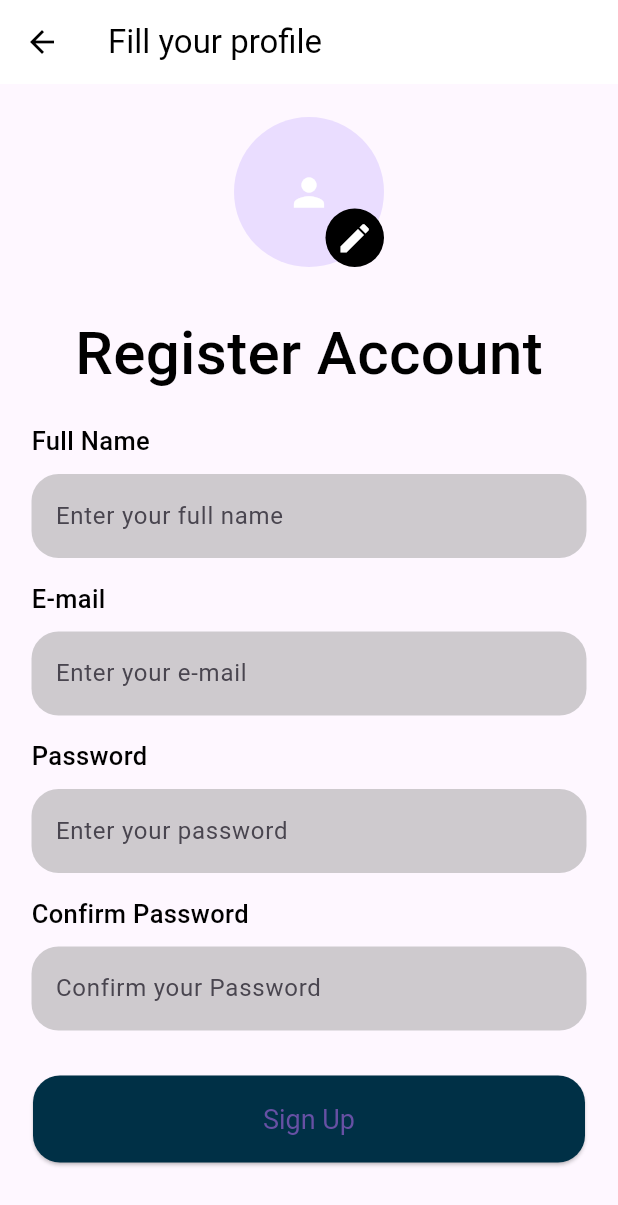
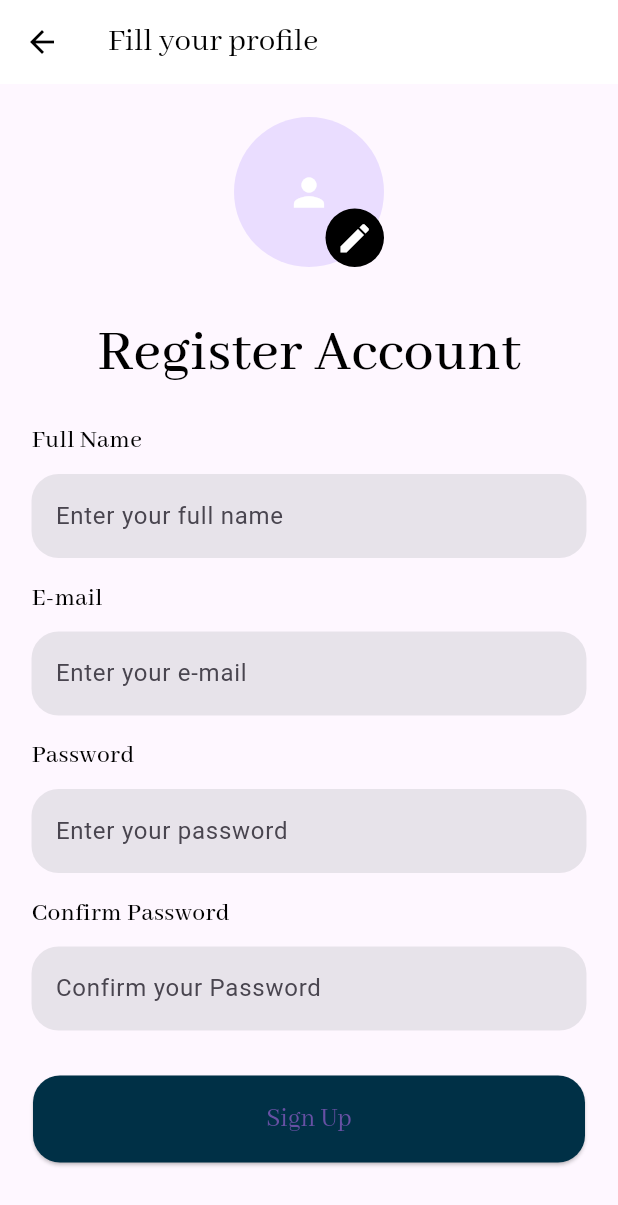
Before and after one commit to renanvolpe/family-farming-app, a Flutter app: the RegisterPage screen opened directly, on a phone screen of 412 x 824 dp. Shown: the top 1205 px of the screen. Run offline on Flutter 3.47's test engine with Material 2 defaults, Android fonts, the phone set to English and light mode, and no system bars; our stand-ins replace another_flushbar, flutter_map, geolocator, image_picker, latlong2; statements that could not run were skipped.

Commit message:
Alteração de cores e alinhamento da página

```diff
--- a/lib/modules/authentication/pages/register_page.dart
+++ b/lib/modules/authentication/pages/register_page.dart
@@ -3,8 +3,7 @@ import 'package:flutter/material.dart';
 import 'dart:io';
 import 'package:image_picker/image_picker.dart';
 import 'package:organaki_app/core/extensions.dart';
-
-
+import 'package:organaki_app/core/colors_app.dart';
 
 class RegisterPage extends StatefulWidget {
   const RegisterPage({super.key});
@@ -28,6 +27,7 @@ class _RegisterPageState extends State<RegisterPage> {
       }
     });
   }
+
   Future editImage() async {
     // ignore: deprecated_member_use
     final pickedFile = await picker.getImage(source: ImageSource.gallery);
@@ -38,6 +38,7 @@ class _RegisterPageState extends State<RegisterPage> {
       }
     });
   }
+
   final _formKey = GlobalKey<FormState>();
   final _fullNameController = TextEditingController();
   final _emailController = TextEditingController();
@@ -79,23 +80,26 @@ class _RegisterPageState extends State<RegisterPage> {
     }
   }
 
-
   @override
   Widget build(BuildContext context) {
     return Scaffold(
       resizeToAvoidBottomInset: false,
       appBar: AppBar(
-        leading: const Icon(Icons.arrow_back, color: Colors.black),
-        title: const Text('Fill your profile', style: TextStyle(color: Colors.black)),
-        backgroundColor: Colors.white,
+        leading: Icon(Icons.arrow_back, color: ColorApp.black),
+        title: Text('Fill your profile',
+            style:
+                TextStyle(color: ColorApp.black, fontFamily: 'Abhaya Libre')),
+        backgroundColor: ColorApp.white1,
       ),
-      body:SingleChildScrollView(
+      body: SingleChildScrollView(
+        reverse: true,
         child: Container(
           padding: const EdgeInsets.all(21.0),
           child: Form(
             key: _formKey,
             child: Column(
               crossAxisAlignment: CrossAxisAlignment.start,
+              mainAxisAlignment: MainAxisAlignment.center,
               children: <Widget>[
                 const SizedBox(height: 1),
                 Row(
@@ -110,11 +114,11 @@ class _RegisterPageState extends State<RegisterPage> {
                               ? CircleAvatar(
                                   backgroundImage: FileImage(_image!),
                                   radius: 50,
-                            backgroundColor: const Color.fromRGBO(0, 48, 70, 1)
+                                  backgroundColor: ColorApp.blue3,
                                 )
                               : const CircleAvatar(
                                   radius: 50,
-                            child:  Icon(
+                                  child: Icon(
                                     Icons.person,
                                     size: 30,
                                     color: Colors.white,
@@ -124,12 +128,12 @@ class _RegisterPageState extends State<RegisterPage> {
                             bottom: 0,
                             right: 0,
                             child: Container(
-                      decoration: const BoxDecoration(
-                          color: Colors.black,
+                              decoration: BoxDecoration(
+                                color: ColorApp.black,
                                 shape: BoxShape.circle,
                               ),
                               padding: const EdgeInsets.all(7),
-                        child:  const Icon(
+                              child: const Icon(
                                 Icons.edit,
                                 size: 25,
                                 color: Colors.white,
@@ -141,30 +145,31 @@ class _RegisterPageState extends State<RegisterPage> {
                     ),
                   ],
                 ),
-
                 const SizedBox(height: 29),
                 Row(
                   mainAxisAlignment: MainAxisAlignment.center,
-                  children: const [
+                  children: [
                     Text(
                       textAlign: TextAlign.center,
                       'Register Account',
-                  style: TextStyle (
+                      style: TextStyle(
                         fontSize: 40,
                         fontWeight: FontWeight.w500,
-                    color: Colors.black,
+                        color: ColorApp.black,
+                        fontFamily: 'Abhaya Libre',
                       ),
                     ),
                   ],
                 ),
-              const SizedBox(height:18),
-              const Text(
+                const SizedBox(height: 18),
+                Text(
                   'Full Name',
                   textAlign: TextAlign.left,
-                  style: TextStyle (
+                  style: TextStyle(
                     fontSize: 17,
                     fontWeight: FontWeight.w500,
-                    color: Colors.black,
+                    color: ColorApp.black,
+                    fontFamily: 'Abhaya Libre',
                   ),
                 ),
                 10.sizeH,
@@ -172,9 +177,11 @@ class _RegisterPageState extends State<RegisterPage> {
                   controller: _fullNameController,
                   decoration: InputDecoration(
                     labelText: 'Enter your full name',
-                    fillColor: Colors.grey.withOpacity(0.5),
+                    fillColor: ColorApp.grey1,
                     filled: true,
-                    border: UnderlineInputBorder(borderSide:BorderSide.none, borderRadius: BorderRadius.circular(18)),
+                    border: UnderlineInputBorder(
+                        borderSide: BorderSide.none,
+                        borderRadius: BorderRadius.circular(18)),
                   ),
                   validator: (value) {
                     if (value!.isEmpty) {
@@ -184,13 +191,14 @@ class _RegisterPageState extends State<RegisterPage> {
                   },
                 ),
                 15.sizeH,
-                const Text(
+                Text(
                   'E-mail',
                   textAlign: TextAlign.left,
-                  style: TextStyle (
+                  style: TextStyle(
                     fontSize: 17,
                     fontWeight: FontWeight.w500,
-                    color: Colors.black,
+                    color: ColorApp.black,
+                    fontFamily: 'Abhaya Libre',
                   ),
                 ),
                 10.sizeH,
@@ -198,9 +206,11 @@ class _RegisterPageState extends State<RegisterPage> {
                   controller: _emailController,
                   decoration: InputDecoration(
                     labelText: 'Enter your e-mail',
-                    fillColor: Colors.grey.withOpacity(0.5),
+                    fillColor: ColorApp.grey1,
                     filled: true,
-                    border: UnderlineInputBorder(borderSide:BorderSide.none, borderRadius: BorderRadius.circular(18)),
+                    border: UnderlineInputBorder(
+                        borderSide: BorderSide.none,
+                        borderRadius: BorderRadius.circular(18)),
                   ),
                   validator: (value) {
                     if (value!.isEmpty) {
@@ -211,13 +221,14 @@ class _RegisterPageState extends State<RegisterPage> {
                   },
                 ),
                 15.sizeH,
-                const Text(
+                Text(
                   'Password',
                   textAlign: TextAlign.left,
-                  style: TextStyle (
+                  style: TextStyle(
                     fontSize: 17,
                     fontWeight: FontWeight.w500,
-                    color: Colors.black,
+                    color: ColorApp.black,
+                    fontFamily: 'Abhaya Libre',
                   ),
                 ),
                 10.sizeH,
@@ -226,27 +237,29 @@ class _RegisterPageState extends State<RegisterPage> {
                   obscureText: true,
                   decoration: InputDecoration(
                     labelText: 'Enter your password',
-                    fillColor: Colors.grey.withOpacity(0.5),
+                    fillColor: ColorApp.grey1,
                     filled: true,
-                    border: UnderlineInputBorder(borderSide:BorderSide.none, borderRadius: BorderRadius.circular(18)),
+                    border: UnderlineInputBorder(
+                        borderSide: BorderSide.none,
+                        borderRadius: BorderRadius.circular(18)),
                   ),
                   validator: (value) {
                     if (value!.isEmpty) {
                       return 'Enter your password';
-
                     }
                     return null;
                   },
                 ),
                 15.sizeH,
-                const Text(
+                Text(
                   'Confirm Password',
-                  textDirection:TextDirection.ltr,
+                  textDirection: TextDirection.ltr,
                   textAlign: TextAlign.left,
-                  style: TextStyle (
+                  style: TextStyle(
                     fontSize: 17,
                     fontWeight: FontWeight.w500,
-                    color: Colors.black,
+                    color: ColorApp.black,
+                    fontFamily: 'Abhaya Libre',
                   ),
                 ),
                 10.sizeH,
@@ -255,9 +268,11 @@ class _RegisterPageState extends State<RegisterPage> {
                   obscureText: true,
                   decoration: InputDecoration(
                     labelText: 'Confirm your Password',
-                    fillColor: Colors.grey.withOpacity(0.5),
+                    fillColor: ColorApp.grey1,
                     filled: true,
-                    border: UnderlineInputBorder(borderSide:BorderSide.none, borderRadius: BorderRadius.circular(18)),
+                    border: UnderlineInputBorder(
+                        borderSide: BorderSide.none,
+                        borderRadius: BorderRadius.circular(18)),
                   ),
                   validator: (value) {
                     if (value!.isEmpty) {
@@ -276,8 +291,11 @@ class _RegisterPageState extends State<RegisterPage> {
                     ElevatedButton(
                       onPressed: _register,
                       style: ElevatedButton.styleFrom(
-                        backgroundColor: const Color.fromRGBO(0, 48, 70, 1),
-                        textStyle: const TextStyle(fontSize: 18 , color: Colors.white),
+                        backgroundColor: ColorApp.blue3,
+                        textStyle: TextStyle(
+                            fontSize: 18,
+                            color: ColorApp.white1,
+                            fontFamily: 'Abhaya Libre'),
                         shape: RoundedRectangleBorder(
                             borderRadius: BorderRadius.circular(18.0)),
                         fixedSize: const Size(368, 58),
@@ -286,7 +304,6 @@ class _RegisterPageState extends State<RegisterPage> {
                     ),
                   ],
                 )
-
               ],
             ),
           ),
```
Lines whose indentation alone changed are shown as unchanged.
